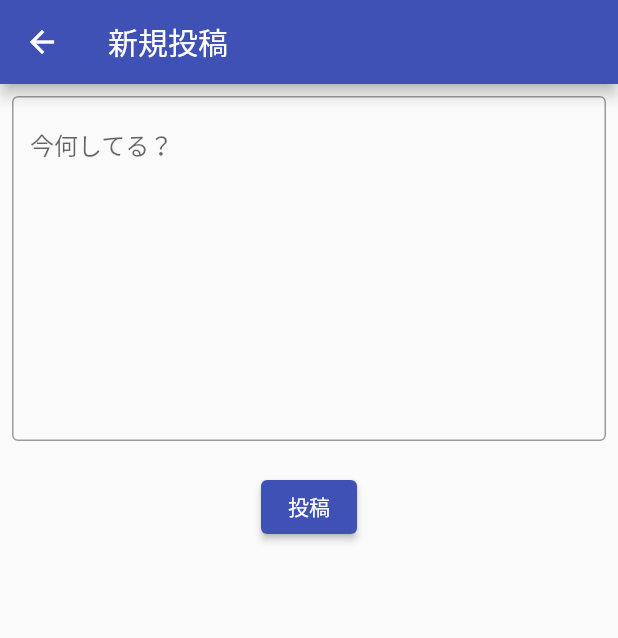
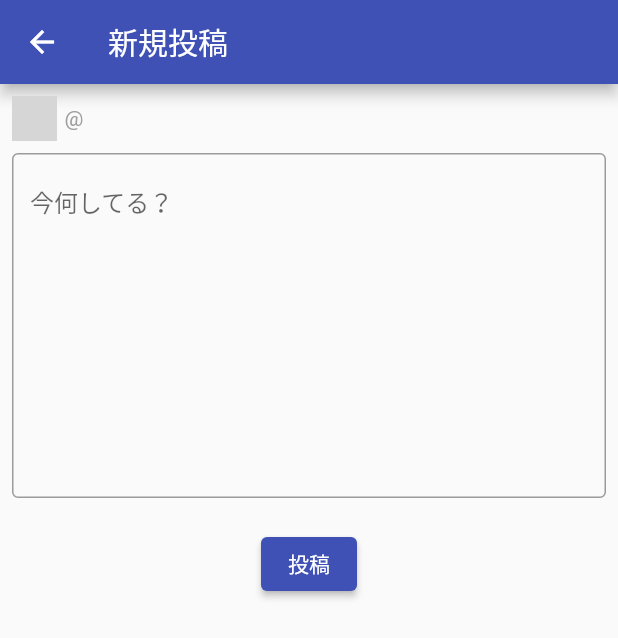
Before and after one commit to koshkamq/flutter_originalproduct, a Flutter app: the PostPage screen opened directly, after a tap on "投稿", on a phone screen of 412 x 824 dp. Shown: the top 638 px of the screen. Run offline on Flutter 3.47's test engine with Material 2 defaults, Android fonts, the phone set to English and light mode, and no system bars; our stand-ins replace cloud_firestore, firebase_auth, firebase_core, firebase_storage, image_picker; accounts and stored records are empty; network calls fail; grey boxes are pictures that could not be loaded.

Commit message:
投稿ページにアカウント情報を表示

```diff
--- a/lib/view/account/account_page.dart
+++ b/lib/view/account/account_page.dart
@@ -118,6 +118,7 @@ class _AccountPageState extends State<AccountPage> {
                                         radius: 20,
                                         foregroundImage: NetworkImage(myAccount.imagePath),
                                       ),
+                                      SizedBox(width: 8,),
                                       Expanded(
                                         child: Container(
                                           child: Column(
@@ -132,7 +133,7 @@ class _AccountPageState extends State<AccountPage> {
                                                       Text('@${myAccount.userId}', style: TextStyle(color: Colors.grey),),
                                                     ],
                                                   ),
-                                                  Text(DateFormat('M/d/yy').format(post.createdTime!.toDate())),
+                                                  Text(DateFormat('yyyy/M/d H:mm').format(post.createdTime!.toDate())),
                                                 ],
                                               ),
                                               Text(post.content),
--- a/lib/view/account/edit_account_page.dart
+++ b/lib/view/account/edit_account_page.dart
@@ -118,7 +118,7 @@ class _EditAccountPageState extends State<EditAccountPage> {
                         && userIdController.text.isNotEmpty
                         && selfIntroductionController.text.isNotEmpty){
                       showProgressDialog(context);
-                      await Future<dynamic>.delayed(Duration(seconds: 1));
+                      //await Future<dynamic>.delayed(Duration(seconds: 1));
                       String imagePath = '';
                       if(image == null){
                         imagePath = myAccount.imagePath;
--- a/lib/view/start_up/create_account_page.dart
+++ b/lib/view/start_up/create_account_page.dart
@@ -132,7 +132,7 @@ class _CreateAccountPageState extends State<CreateAccountPage> {
                         && image != null){
 
                       showProgressDialog(context);
-                      await Future<dynamic>.delayed(Duration(seconds: 2));
+                      //await Future<dynamic>.delayed(Duration(seconds: 2));
 
                       var result = await Authentication.signUp(email: emailController.text, pass: passController.text);
 
--- a/lib/view/start_up/login_page.dart
+++ b/lib/view/start_up/login_page.dart
@@ -87,7 +87,7 @@ class _LoginPageState extends State<LoginPage> {
                     onPressed: () async {
                       if(emailController.text.isNotEmpty && passController.text.isNotEmpty){
                         showProgressDialog(context);
-                        await Future<dynamic>.delayed(Duration(seconds: 2));
+                        //await Future<dynamic>.delayed(Duration(seconds: 2));
                         var result = await Authentication.emailSignIn(email: emailController.text, pass: passController.text);
                         if(result is UserCredential){
                           var _result = await UserFirestore.getUser(result.user!.uid);
--- a/lib/view/time_line/post_page.dart
+++ b/lib/view/time_line/post_page.dart
@@ -1,4 +1,5 @@
 import 'package:flutter/material.dart';
+import 'package:flutter_originalproduct/model/account.dart';
 import 'package:flutter_originalproduct/model/post.dart';
 import 'package:flutter_originalproduct/utils/authentication.dart';
 import 'package:flutter_originalproduct/utils/firestore/posts.dart';
@@ -13,6 +14,7 @@ class PostPage extends StatefulWidget {
 class _PostPageState extends State<PostPage> {
 
   TextEditingController contentController = TextEditingController();
+  Account myAccount = Authentication.myAccount!;
 
   @override
   Widget build(BuildContext context) {
@@ -26,6 +28,20 @@ class _PostPageState extends State<PostPage> {
           padding: const EdgeInsets.all(8.0),
           child: Column(
             children: [
+              Container(
+                child: Row(
+                  children: [
+                    CircleAvatar(
+                      radius: 15,
+                      foregroundImage: NetworkImage(myAccount.imagePath),
+                    ),
+                    SizedBox(width: 5,),
+                    Text(myAccount.name, style: TextStyle(fontSize: 13, fontWeight: FontWeight.bold),),
+                    Text('@${myAccount.userId}', style: TextStyle(color: Colors.grey),),
+                  ],
+                ),
+              ),
+              SizedBox(height: 8,),
               TextField(
                 controller: contentController,
                 maxLines: null,
@@ -40,11 +56,13 @@ class _PostPageState extends State<PostPage> {
               ElevatedButton(
                   onPressed: () async {
                     if(contentController.text.isNotEmpty){
+                      showProgressDialog(context);
                       Post newPost = Post(
                         content: contentController.text,
                         postAccountId: Authentication.myAccount!.id,
                       );
                       var result = await PostFirestore.addPost(newPost);
+                      Navigator.of(context, rootNavigator: true).pop();
                       if(result == true){
                         Navigator.pop(context);
                       }
@@ -59,3 +77,18 @@ class _PostPageState extends State<PostPage> {
     );
   }
 }
+
+void showProgressDialog(context) {
+  showGeneralDialog(
+    context: context,
+    barrierDismissible: false,
+    transitionDuration: Duration.zero,
+    barrierColor: Colors.black.withOpacity(0.5),
+    pageBuilder: (BuildContext context, Animation animation,
+        Animation secondaryAnimation) {
+      return Center(
+        child: CircularProgressIndicator(),
+      );
+    },
+  );
+}
--- a/lib/view/time_line/time_line_page.dart
+++ b/lib/view/time_line/time_line_page.dart
@@ -68,6 +68,7 @@ class _TimeLinePageState extends State<TimeLinePage> {
                               radius: 30,
                               foregroundImage: NetworkImage(postAccount.imagePath),
                             ),
+                            SizedBox(width: 8,),
                             Expanded(
                               child: Container(
                                 child: Column(
```
